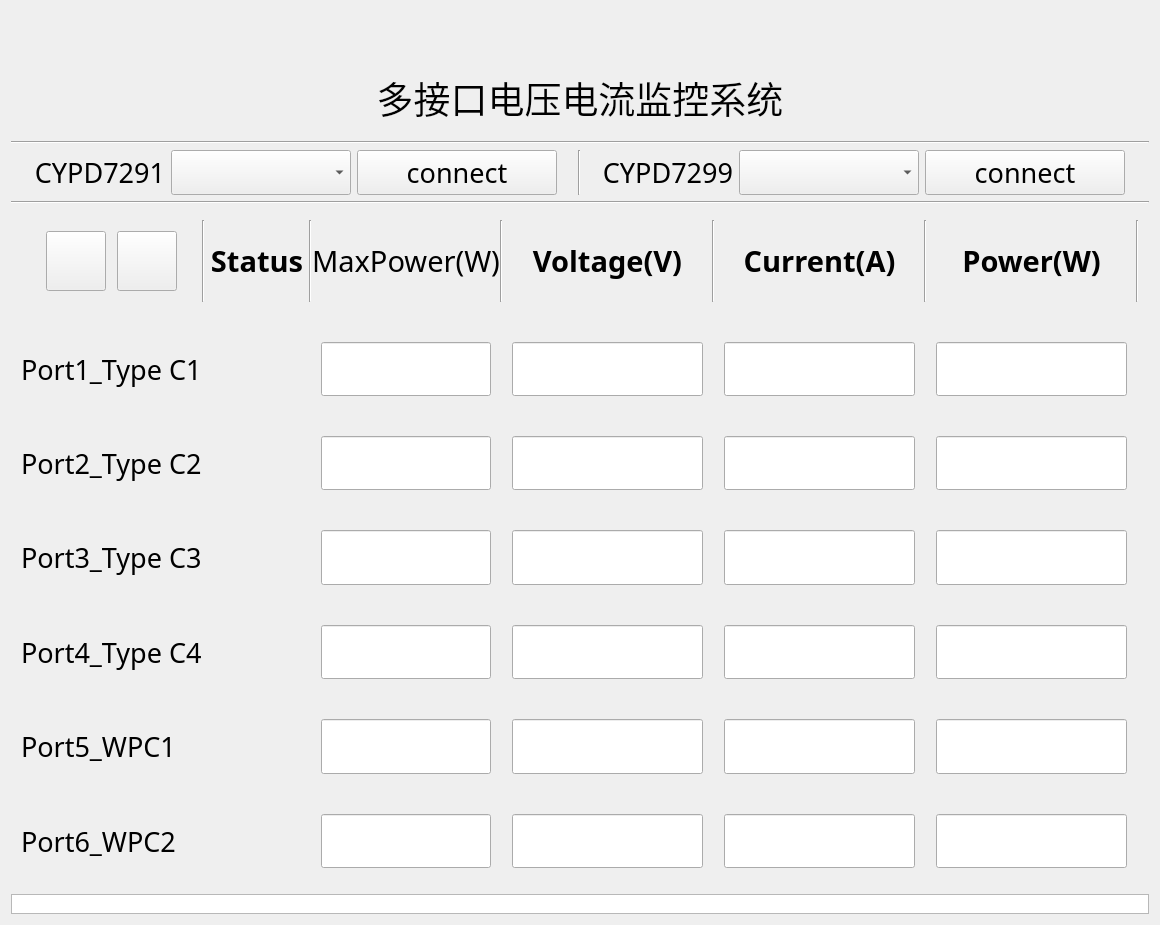
Old version of the form horizontal.ui in the repository mi0417/serial_real_time_show.
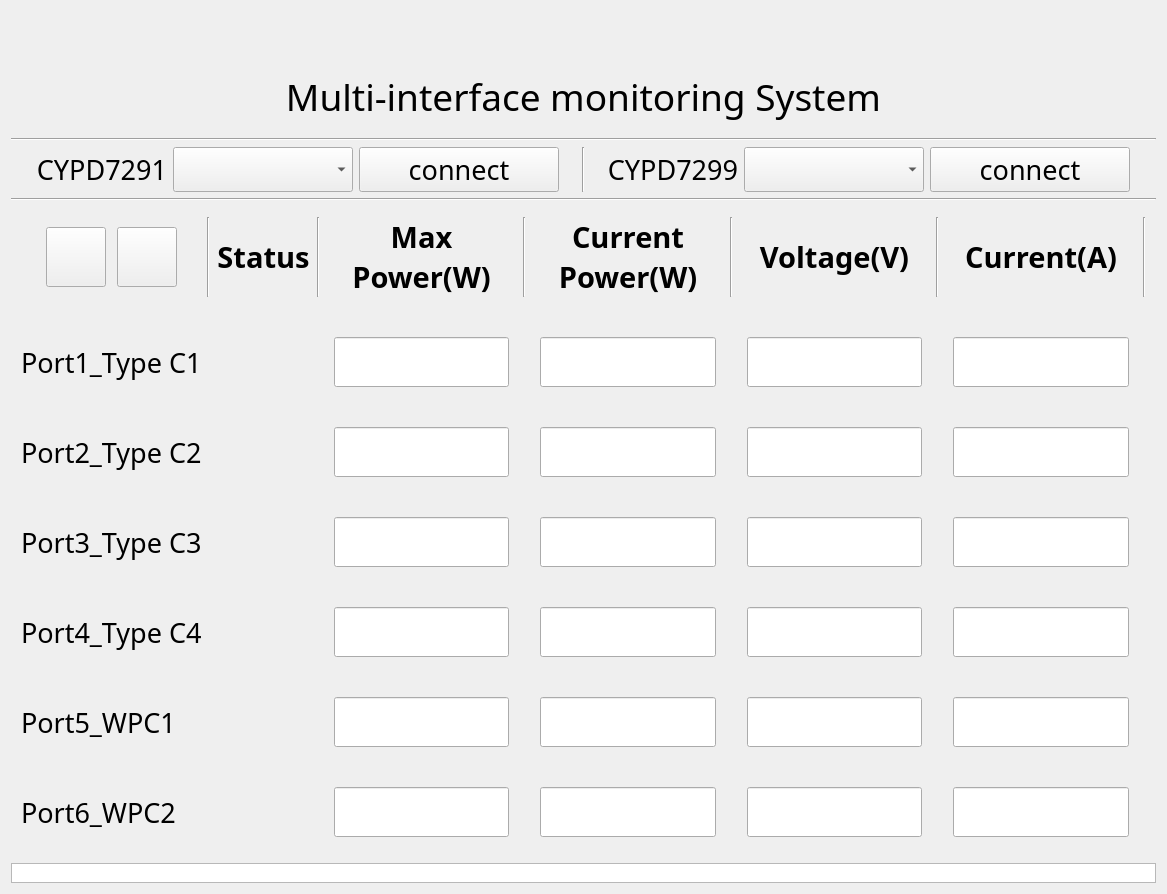
New version of the form. Icons and pictures are not drawn.

```diff
--- a/horizontal.ui
+++ b/horizontal.ui
@@ -6,8 +6,8 @@
    <rect>
     <x>0</x>
     <y>0</y>
-    <width>1160</width>
-    <height>925</height>
+    <width>1167</width>
+    <height>885</height>
    </rect>
   </property>
   <property name="windowTitle">
@@ -22,7 +22,7 @@
      <property name="maximumSize">
       <size>
        <width>16777215</width>
-       <height>160</height>
+       <height>180</height>
       </size>
      </property>
      <property name="font">
@@ -52,7 +52,7 @@
         <property name="maximumSize">
          <size>
           <width>16777215</width>
-          <height>60</height>
+          <height>80</height>
          </size>
         </property>
         <property name="font">
@@ -69,7 +69,7 @@
          <string notr="true">background-image: null;</string>
         </property>
         <property name="text">
-         <string>多接口电压电流监控系统</string>
+         <string>Multi-interface monitoring System</string>
         </property>
         <property name="textFormat">
          <enum>Qt::PlainText</enum>
@@ -324,7 +324,7 @@
     </widget>
    </item>
    <item>
-    <layout class="QGridLayout" name="gridLayout" rowstretch="3,2,2,2,2,2,2" columnstretch="1,0,1,0,1,0,2,0,2,0,2,0" rowminimumheight="0,0,0,0,0,0,0" columnminimumwidth="2,0,1,0,1,0,2,0,2,0,2,0">
+    <layout class="QGridLayout" name="gridLayout" rowstretch="3,2,2,2,2,2,2" columnstretch="1,0,1,0,2,0,2,0,2,0,2,0" columnminimumwidth="2,0,1,0,2,0,2,0,2,0,2,0">
      <property name="leftMargin">
       <number>10</number>
      </property>
@@ -338,7 +338,7 @@
       <number>20</number>
      </property>
      <property name="horizontalSpacing">
-      <number>0</number>
+      <number>5</number>
      </property>
      <property name="verticalSpacing">
       <number>40</number>
@@ -486,7 +486,7 @@
        </layout>
       </widget>
      </item>
-     <item row="2" column="8">
+     <item row="2" column="10">
       <widget class="QWidget" name="widget_11" native="true">
        <layout class="QHBoxLayout" name="horizontalLayout_15">
         <property name="topMargin">
@@ -586,8 +586,52 @@
        </property>
       </widget>
      </item>
-     <item row="0" column="8">
-      <widget class="QLabel" name="label_7">
+     <item row="1" column="6">
+      <widget class="QWidget" name="widget_32" native="true">
+       <layout class="QHBoxLayout" name="horizontalLayout_34">
+        <property name="topMargin">
+         <number>0</number>
+        </property>
+        <property name="bottomMargin">
+         <number>0</number>
+        </property>
+        <item>
+         <widget class="QLineEdit" name="curPowEdit1">
+          <property name="minimumSize">
+           <size>
+            <width>0</width>
+            <height>50</height>
+           </size>
+          </property>
+          <property name="maximumSize">
+           <size>
+            <width>200</width>
+            <height>70</height>
+           </size>
+          </property>
+          <property name="font">
+           <font>
+            <family>微软雅黑</family>
+            <pointsize>22</pointsize>
+            <bold>false</bold>
+           </font>
+          </property>
+          <property name="text">
+           <string/>
+          </property>
+          <property name="alignment">
+           <set>Qt::AlignCenter</set>
+          </property>
+          <property name="readOnly">
+           <bool>true</bool>
+          </property>
+         </widget>
+        </item>
+       </layout>
+      </widget>
+     </item>
+     <item row="0" column="10">
+      <widget class="QLabel" name="curLabel">
        <property name="font">
         <font>
          <family>微软雅黑</family>
@@ -647,7 +691,7 @@
        </layout>
       </widget>
      </item>
-     <item row="6" column="6">
+     <item row="6" column="8">
       <widget class="QWidget" name="widget_22" native="true">
        <layout class="QHBoxLayout" name="horizontalLayout_13">
         <property name="topMargin">
@@ -742,7 +786,7 @@
        </layout>
       </widget>
      </item>
-     <item row="3" column="6">
+     <item row="3" column="8">
       <widget class="QWidget" name="widget_13" native="true">
        <layout class="QHBoxLayout" name="horizontalLayout_10">
         <property name="topMargin">
@@ -786,6 +830,50 @@
        </layout>
       </widget>
      </item>
+     <item row="5" column="6">
+      <widget class="QWidget" name="widget_36" native="true">
+       <layout class="QHBoxLayout" name="horizontalLayout_38">
+        <property name="topMargin">
+         <number>0</number>
+        </property>
+        <property name="bottomMargin">
+         <number>0</number>
+        </property>
+        <item>
+         <widget class="QLineEdit" name="curPowEdit5">
+          <property name="minimumSize">
+           <size>
+            <width>0</width>
+            <height>50</height>
+           </size>
+          </property>
+          <property name="maximumSize">
+           <size>
+            <width>200</width>
+            <height>70</height>
+           </size>
+          </property>
+          <property name="font">
+           <font>
+            <family>微软雅黑</family>
+            <pointsize>22</pointsize>
+            <bold>false</bold>
+           </font>
+          </property>
+          <property name="text">
+           <string/>
+          </property>
+          <property name="alignment">
+           <set>Qt::AlignCenter</set>
+          </property>
+          <property name="readOnly">
+           <bool>true</bool>
+          </property>
+         </widget>
+        </item>
+       </layout>
+      </widget>
+     </item>
      <item row="0" column="1">
       <widget class="Line" name="line_6">
        <property name="orientation">
@@ -793,7 +881,7 @@
        </property>
       </widget>
      </item>
-     <item row="5" column="8">
+     <item row="5" column="10">
       <widget class="QWidget" name="widget_20" native="true">
        <layout class="QHBoxLayout" name="horizontalLayout_18">
         <property name="topMargin">
@@ -843,18 +931,19 @@
         <font>
          <family>微软雅黑</family>
          <pointsize>22</pointsize>
-         <bold>false</bold>
+         <bold>true</bold>
         </font>
        </property>
        <property name="text">
-        <string>MaxPower(W)</string>
+        <string>Max
+Power(W)</string>
        </property>
        <property name="alignment">
         <set>Qt::AlignCenter</set>
        </property>
       </widget>
      </item>
-     <item row="1" column="8">
+     <item row="1" column="10">
       <widget class="QWidget" name="widget_8" native="true">
        <layout class="QHBoxLayout" name="horizontalLayout_14">
         <property name="topMargin">
@@ -941,7 +1030,14 @@
        </layout>
       </widget>
      </item>
-     <item row="4" column="6">
+     <item row="0" column="7">
+      <widget class="Line" name="line_7">
+       <property name="orientation">
+        <enum>Qt::Vertical</enum>
+       </property>
+      </widget>
+     </item>
+     <item row="4" column="8">
       <widget class="QWidget" name="widget_16" native="true">
        <layout class="QHBoxLayout" name="horizontalLayout_11">
         <property name="topMargin">
@@ -1048,7 +1144,7 @@
        </property>
       </widget>
      </item>
-     <item row="3" column="8">
+     <item row="3" column="10">
       <widget class="QWidget" name="widget_14" native="true">
        <layout class="QHBoxLayout" name="horizontalLayout_16">
         <property name="topMargin">
@@ -1132,7 +1228,7 @@
        </layout>
       </widget>
      </item>
-     <item row="1" column="6">
+     <item row="1" column="8">
       <widget class="QWidget" name="widget_7" native="true">
        <layout class="QHBoxLayout" name="horizontalLayout_8">
         <property name="topMargin">
@@ -1179,6 +1275,24 @@
        </layout>
       </widget>
      </item>
+     <item row="0" column="6">
+      <widget class="QLabel" name="curPowLabel">
+       <property name="font">
+        <font>
+         <family>微软雅黑</family>
+         <pointsize>22</pointsize>
+         <bold>true</bold>
+        </font>
+       </property>
+       <property name="text">
+        <string>Current
+Power(W)</string>
+       </property>
+       <property name="alignment">
+        <set>Qt::AlignCenter</set>
+       </property>
+      </widget>
+     </item>
      <item row="1" column="4">
       <widget class="QWidget" name="widget_9" native="true">
        <layout class="QHBoxLayout" name="horizontalLayout_20">
@@ -1307,7 +1421,7 @@
        </layout>
       </widget>
      </item>
-     <item row="2" column="6">
+     <item row="2" column="8">
       <widget class="QWidget" name="widget_10" native="true">
        <layout class="QHBoxLayout" name="horizontalLayout_9">
         <property name="topMargin">
@@ -1351,7 +1465,7 @@
        </layout>
       </widget>
      </item>
-     <item row="5" column="6">
+     <item row="5" column="8">
       <widget class="QWidget" name="widget_19" native="true">
        <layout class="QHBoxLayout" name="horizontalLayout_12">
         <property name="topMargin">
@@ -1395,7 +1509,7 @@
        </layout>
       </widget>
      </item>
-     <item row="6" column="8">
+     <item row="6" column="10">
       <widget class="QWidget" name="widget_23" native="true">
        <layout class="QHBoxLayout" name="horizontalLayout_19">
         <property name="topMargin">
@@ -1483,8 +1597,8 @@
        </layout>
       </widget>
      </item>
-     <item row="0" column="6">
-      <widget class="QLabel" name="label_6">
+     <item row="0" column="8">
+      <widget class="QLabel" name="volLabel">
        <property name="font">
         <font>
          <family>微软雅黑</family>
@@ -1517,6 +1631,94 @@
        </property>
       </widget>
      </item>
+     <item row="3" column="6">
+      <widget class="QWidget" name="widget_34" native="true">
+       <layout class="QHBoxLayout" name="horizontalLayout_36">
+        <property name="topMargin">
+         <number>0</number>
+        </property>
+        <property name="bottomMargin">
+         <number>0</number>
+        </property>
+        <item>
+         <widget class="QLineEdit" name="curPowEdit3">
+          <property name="minimumSize">
+           <size>
+            <width>0</width>
+            <height>50</height>
+           </size>
+          </property>
+          <property name="maximumSize">
+           <size>
+            <width>200</width>
+            <height>70</height>
+           </size>
+          </property>
+          <property name="font">
+           <font>
+            <family>微软雅黑</family>
+            <pointsize>22</pointsize>
+            <bold>false</bold>
+           </font>
+          </property>
+          <property name="text">
+           <string/>
+          </property>
+          <property name="alignment">
+           <set>Qt::AlignCenter</set>
+          </property>
+          <property name="readOnly">
+           <bool>true</bool>
+          </property>
+         </widget>
+        </item>
+       </layout>
+      </widget>
+     </item>
+     <item row="6" column="6">
+      <widget class="QWidget" name="widget_37" native="true">
+       <layout class="QHBoxLayout" name="horizontalLayout_39">
+        <property name="topMargin">
+         <number>0</number>
+        </property>
+        <property name="bottomMargin">
+         <number>0</number>
+        </property>
+        <item>
+         <widget class="QLineEdit" name="curPowEdit6">
+          <property name="minimumSize">
+           <size>
+            <width>0</width>
+            <height>50</height>
+           </size>
+          </property>
+          <property name="maximumSize">
+           <size>
+            <width>200</width>
+            <height>70</height>
+           </size>
+          </property>
+          <property name="font">
+           <font>
+            <family>微软雅黑</family>
+            <pointsize>22</pointsize>
+            <bold>false</bold>
+           </font>
+          </property>
+          <property name="text">
+           <string/>
+          </property>
+          <property name="alignment">
+           <set>Qt::AlignCenter</set>
+          </property>
+          <property name="readOnly">
+           <bool>true</bool>
+          </property>
+         </widget>
+        </item>
+       </layout>
+      </widget>
+     </item>
      <item row="2" column="4">
       <widget class="QWidget" name="widget_12" native="true">
        <layout class="QHBoxLayout" name="horizontalLayout_21">
@@ -1561,6 +1763,94 @@
        </layout>
       </widget>
      </item>
+     <item row="2" column="6">
+      <widget class="QWidget" name="widget_33" native="true">
+       <layout class="QHBoxLayout" name="horizontalLayout_35">
+        <property name="topMargin">
+         <number>0</number>
+        </property>
+        <property name="bottomMargin">
+         <number>0</number>
+        </property>
+        <item>
+         <widget class="QLineEdit" name="curPowEdit2">
+          <property name="minimumSize">
+           <size>
+            <width>0</width>
+            <height>50</height>
+           </size>
+          </property>
+          <property name="maximumSize">
+           <size>
+            <width>200</width>
+            <height>70</height>
+           </size>
+          </property>
+          <property name="font">
+           <font>
+            <family>微软雅黑</family>
+            <pointsize>22</pointsize>
+            <bold>false</bold>
+           </font>
+          </property>
+          <property name="text">
+           <string/>
+          </property>
+          <property name="alignment">
+           <set>Qt::AlignCenter</set>
+          </property>
+          <property name="readOnly">
+           <bool>true</bool>
+          </property>
+         </widget>
+        </item>
+       </layout>
+      </widget>
+     </item>
+     <item row="4" column="6">
+      <widget class="QWidget" name="widget_35" native="true">
+       <layout class="QHBoxLayout" name="horizontalLayout_37">
+        <property name="topMargin">
+         <number>0</number>
+        </property>
+        <property name="bottomMargin">
+         <number>0</number>
+        </property>
+        <item>
+         <widget class="QLineEdit" name="curPowEdit4">
+          <property name="minimumSize">
+           <size>
+            <width>0</width>
+            <height>50</height>
+           </size>
+          </property>
+          <property name="maximumSize">
+           <size>
+            <width>200</width>
+            <height>70</height>
+           </size>
+          </property>
+          <property name="font">
+           <font>
+            <family>微软雅黑</family>
+            <pointsize>22</pointsize>
+            <bold>false</bold>
+           </font>
+          </property>
+          <property name="text">
+           <string/>
+          </property>
+          <property name="alignment">
+           <set>Qt::AlignCenter</set>
+          </property>
+          <property name="readOnly">
+           <bool>true</bool>
+          </property>
+         </widget>
+        </item>
+       </layout>
+      </widget>
+     </item>
      <item row="2" column="0">
       <widget class="QLabel" name="portLabel2">
        <property name="font">
@@ -1577,7 +1867,47 @@
        </property>
       </widget>
      </item>
-     <item row="4" column="8">
+     <item row="1" column="2">
+      <widget class="QWidget" name="widget_25" native="true">
+       <layout class="QHBoxLayout" name="horizontalLayout_26">
+        <property name="topMargin">
+         <number>0</number>
+        </property>
+        <property name="rightMargin">
+         <number>9</number>
+        </property>
+        <property name="bottomMargin">
+         <number>0</number>
+        </property>
+        <item>
+         <widget class="QLabel" name="ledLabel1">
+          <property name="minimumSize">
+           <size>
+            <width>50</width>
+            <height>50</height>
+           </size>
+          </property>
+          <property name="maximumSize">
+           <size>
+            <width>50</width>
+            <height>50</height>
+           </size>
+          </property>
+          <property name="font">
+           <font>
+            <family>微软雅黑</family>
+            <pointsize>20</pointsize>
+           </font>
+          </property>
+          <property name="text">
+           <string/>
+          </property>
+         </widget>
+        </item>
+       </layout>
+      </widget>
+     </item>
+     <item row="4" column="10">
       <widget class="QWidget" name="widget_17" native="true">
        <layout class="QHBoxLayout" name="horizontalLayout_17">
         <property name="topMargin">
@@ -1621,7 +1951,7 @@
        </layout>
       </widget>
      </item>
-     <item row="0" column="7">
+     <item row="0" column="9">
       <widget class="Line" name="line_4">
        <property name="orientation">
         <enum>Qt::Vertical</enum>
@@ -1644,46 +1974,6 @@
        </property>
       </widget>
      </item>
-     <item row="1" column="2">
-      <widget class="QWidget" name="widget_25" native="true">
-       <layout class="QHBoxLayout" name="horizontalLayout_26">
-        <property name="topMargin">
-         <number>0</number>
-        </property>
-        <property name="rightMargin">
-         <number>9</number>
-        </property>
-        <property name="bottomMargin">
-         <number>0</number>
-        </property>
-        <item>
-         <widget class="QLabel" name="ledLabel1">
-          <property name="minimumSize">
-           <size>
-            <width>50</width>
-            <height>50</height>
-           </size>
-          </property>
-          <property name="maximumSize">
-           <size>
-            <width>50</width>
-            <height>50</height>
-           </size>
-          </property>
-          <property name="font">
-           <font>
-            <family>微软雅黑</family>
-            <pointsize>20</pointsize>
-           </font>
-          </property>
-          <property name="text">
-           <string/>
-          </property>
-         </widget>
-        </item>
-       </layout>
-      </widget>
-     </item>
      <item row="4" column="0">
       <widget class="QLabel" name="portLabel4">
        <property name="font">
@@ -1700,294 +1990,6 @@
        </property>
       </widget>
      </item>
-     <item row="0" column="9">
-      <widget class="Line" name="line_7">
-       <property name="orientation">
-        <enum>Qt::Vertical</enum>
-       </property>
-      </widget>
-     </item>
-     <item row="0" column="10">
-      <widget class="QLabel" name="label_9">
-       <property name="font">
-        <font>
-         <family>微软雅黑</family>
-         <pointsize>22</pointsize>
-         <bold>true</bold>
-        </font>
-       </property>
-       <property name="text">
-        <string>Power(W)</string>
-       </property>
-       <property name="alignment">
-        <set>Qt::AlignCenter</set>
-       </property>
-      </widget>
-     </item>
-     <item row="1" column="10">
-      <widget class="QWidget" name="widget_32" native="true">
-       <layout class="QHBoxLayout" name="horizontalLayout_34">
-        <property name="topMargin">
-         <number>0</number>
-        </property>
-        <property name="bottomMargin">
-         <number>0</number>
-        </property>
-        <item>
-         <widget class="QLineEdit" name="curPowEdit1">
-          <property name="minimumSize">
-           <size>
-            <width>0</width>
-            <height>50</height>
-           </size>
-          </property>
-          <property name="maximumSize">
-           <size>
-            <width>200</width>
-            <height>70</height>
-           </size>
-          </property>
-          <property name="font">
-           <font>
-            <family>微软雅黑</family>
-            <pointsize>22</pointsize>
-            <bold>false</bold>
-           </font>
-          </property>
-          <property name="text">
-           <string/>
-          </property>
-          <property name="alignment">
-           <set>Qt::AlignCenter</set>
-          </property>
-          <property name="readOnly">
-           <bool>true</bool>
-          </property>
-         </widget>
-        </item>
-       </layout>
-      </widget>
-     </item>
-     <item row="2" column="10">
-      <widget class="QWidget" name="widget_33" native="true">
-       <layout class="QHBoxLayout" name="horizontalLayout_35">
-        <property name="topMargin">
-         <number>0</number>
-        </property>
-        <property name="bottomMargin">
-         <number>0</number>
-        </property>
-        <item>
-         <widget class="QLineEdit" name="curPowEdit2">
-          <property name="minimumSize">
-           <size>
-            <width>0</width>
-            <height>50</height>
-           </size>
-          </property>
-          <property name="maximumSize">
-           <size>
-            <width>200</width>
-            <height>70</height>
-           </size>
-          </property>
-          <property name="font">
-           <font>
-            <family>微软雅黑</family>
-            <pointsize>22</pointsize>
-            <bold>false</bold>
-           </font>
-          </property>
-          <property name="text">
-           <string/>
-          </property>
-          <property name="alignment">
-           <set>Qt::AlignCenter</set>
-          </property>
-          <property name="readOnly">
-           <bool>true</bool>
-          </property>
-         </widget>
-        </item>
-       </layout>
-      </widget>
-     </item>
-     <item row="3" column="10">
-      <widget class="QWidget" name="widget_34" native="true">
-       <layout class="QHBoxLayout" name="horizontalLayout_36">
-        <property name="topMargin">
-         <number>0</number>
-        </property>
-        <property name="bottomMargin">
-         <number>0</number>
-        </property>
-        <item>
-         <widget class="QLineEdit" name="curPowEdit3">
-          <property name="minimumSize">
-           <size>
-            <width>0</width>
-            <height>50</height>
-           </size>
-          </property>
-          <property name="maximumSize">
-           <size>
-            <width>200</width>
-            <height>70</height>
-           </size>
-          </property>
-          <property name="font">
-           <font>
-            <family>微软雅黑</family>
-            <pointsize>22</pointsize>
-            <bold>false</bold>
-           </font>
-          </property>
-          <property name="text">
-           <string/>
-          </property>
-          <property name="alignment">
-           <set>Qt::AlignCenter</set>
-          </property>
-          <property name="readOnly">
-           <bool>true</bool>
-          </property>
-         </widget>
-        </item>
-       </layout>
-      </widget>
-     </item>
-     <item row="4" column="10">
-      <widget class="QWidget" name="widget_35" native="true">
-       <layout class="QHBoxLayout" name="horizontalLayout_37">
-        <property name="topMargin">
-         <number>0</number>
-        </property>
-        <property name="bottomMargin">
-         <number>0</number>
-        </property>
-        <item>
-         <widget class="QLineEdit" name="curPowEdit4">
-          <property name="minimumSize">
-           <size>
-            <width>0</width>
-            <height>50</height>
-           </size>
-          </property>
-          <property name="maximumSize">
-           <size>
-            <width>200</width>
-            <height>70</height>
-           </size>
-          </property>
-          <property name="font">
-           <font>
-            <family>微软雅黑</family>
-            <pointsize>22</pointsize>
-            <bold>false</bold>
-           </font>
-          </property>
-          <property name="text">
-           <string/>
-          </property>
-          <property name="alignment">
-           <set>Qt::AlignCenter</set>
-          </property>
-          <property name="readOnly">
-           <bool>true</bool>
-          </property>
-         </widget>
-        </item>
-       </layout>
-      </widget>
-     </item>
-     <item row="5" column="10">
-      <widget class="QWidget" name="widget_36" native="true">
-       <layout class="QHBoxLayout" name="horizontalLayout_38">
-        <property name="topMargin">
-         <number>0</number>
-        </property>
-        <property name="bottomMargin">
-         <number>0</number>
-        </property>
-        <item>
-         <widget class="QLineEdit" name="curPowEdit5">
-          <property name="minimumSize">
-           <size>
-            <width>0</width>
-            <height>50</height>
-           </size>
-          </property>
-          <property name="maximumSize">
-           <size>
-            <width>200</width>
-            <height>70</height>
-           </size>
-          </property>
-          <property name="font">
-           <font>
-            <family>微软雅黑</family>
-            <pointsize>22</pointsize>
-            <bold>false</bold>
-           </font>
-          </property>
-          <property name="text">
-           <string/>
-          </property>
-          <property name="alignment">
-           <set>Qt::AlignCenter</set>
-          </property>
-          <property name="readOnly">
-           <bool>true</bool>
-          </property>
-         </widget>
-        </item>
-       </layout>
-      </widget>
-     </item>
-     <item row="6" column="10">
-      <widget class="QWidget" name="widget_37" native="true">
-       <layout class="QHBoxLayout" name="horizontalLayout_39">
-        <property name="topMargin">
-         <number>0</number>
-        </property>
-        <property name="bottomMargin">
-         <number>0</number>
-        </property>
-        <item>
-         <widget class="QLineEdit" name="curPowEdit6">
-          <property name="minimumSize">
-           <size>
-            <width>0</width>
-            <height>50</height>
-           </size>
-          </property>
-          <property name="maximumSize">
-           <size>
-            <width>200</width>
-            <height>70</height>
-           </size>
-          </property>
-          <property name="font">
-           <font>
-            <family>微软雅黑</family>
-            <pointsize>22</pointsize>
-            <bold>false</bold>
-           </font>
-          </property>
-          <property name="text">
-           <string/>
-          </property>
-          <property name="alignment">
-           <set>Qt::AlignCenter</set>
-          </property>
-          <property name="readOnly">
-           <bool>true</bool>
-          </property>
-         </widget>
-        </item>
-       </layout>
-      </widget>
-     </item>
      <item row="0" column="11">
       <widget class="Line" name="line_5">
        <property name="orientation">
```
Left out of the diff: 4 changed lines with no effect on the pictures.
